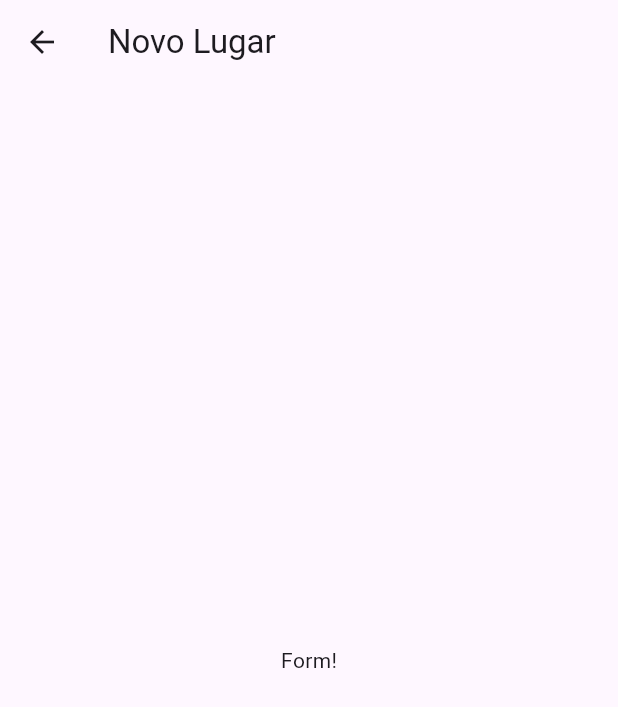
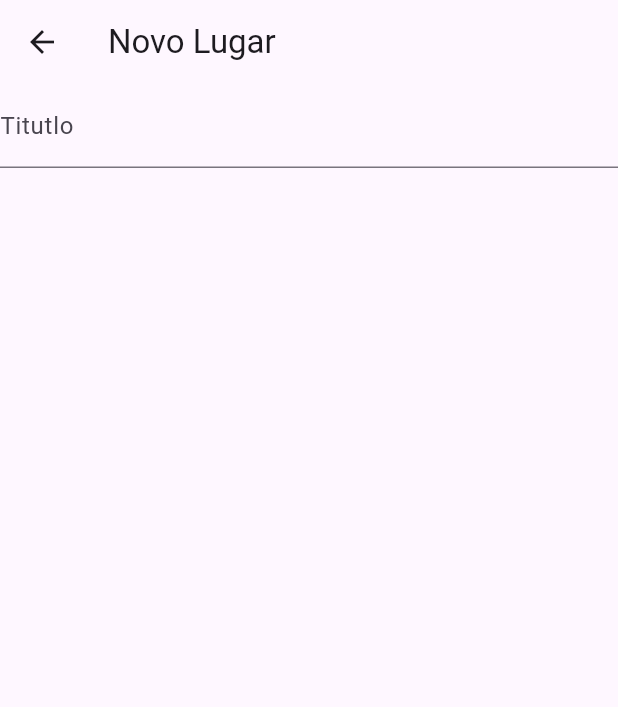
Before and after one commit to tiagors09/great_places, a Flutter app: the PlaceFormScreen screen opened by its route, on a phone screen of 412 x 824 dp. Shown: the top 707 px of the screen. Run offline on Flutter 3.47's test engine with Material 3 defaults, Android fonts, the phone set to English and light mode, and no system bars.

Commit message:
feat(screens): :sparkles: Add text field for title
Using a column to organize form and added a text field for title

```diff
--- a/lib/screens/place_form_screen.dart
+++ b/lib/screens/place_form_screen.dart
@@ -14,8 +14,14 @@ class _PlaceFormScreenState extends State<PlaceFormScreen> {
       appBar: AppBar(
         title: const Text('Novo Lugar'),
       ),
-      body: const Center(
-        child: Text('Form!'),
+      body: const Column(
+        children: [
+          TextField(
+            decoration: InputDecoration(
+              labelText: 'Titutlo',
+            ),
+          ),
+        ],
       ),
     );
   }
```
